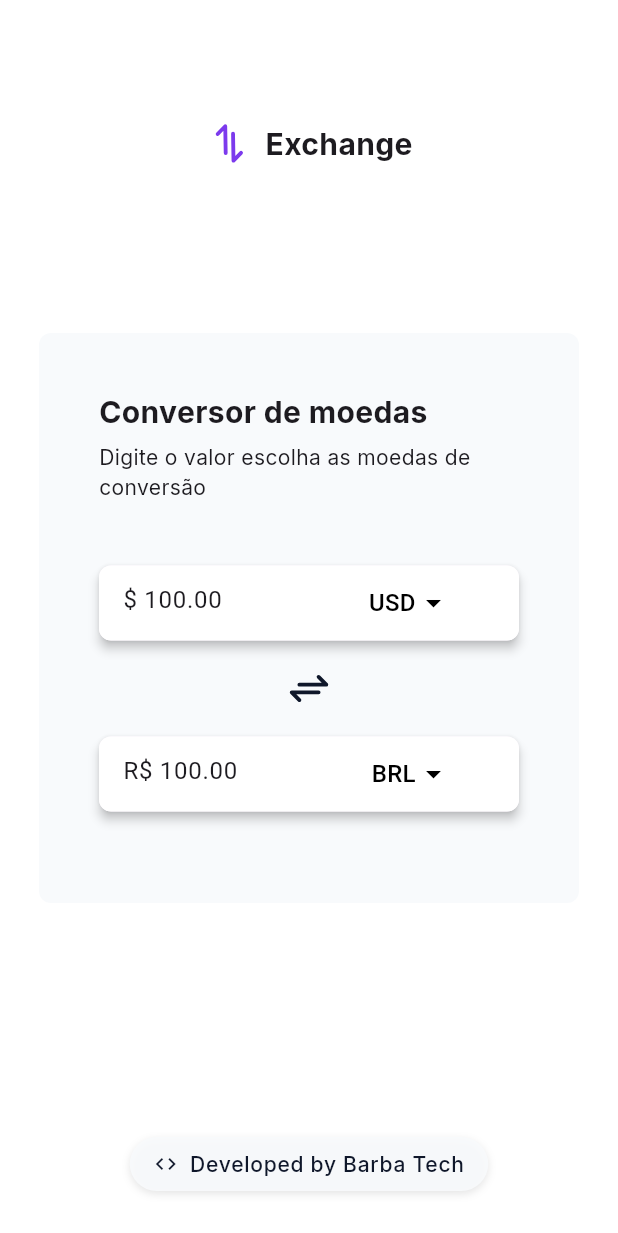
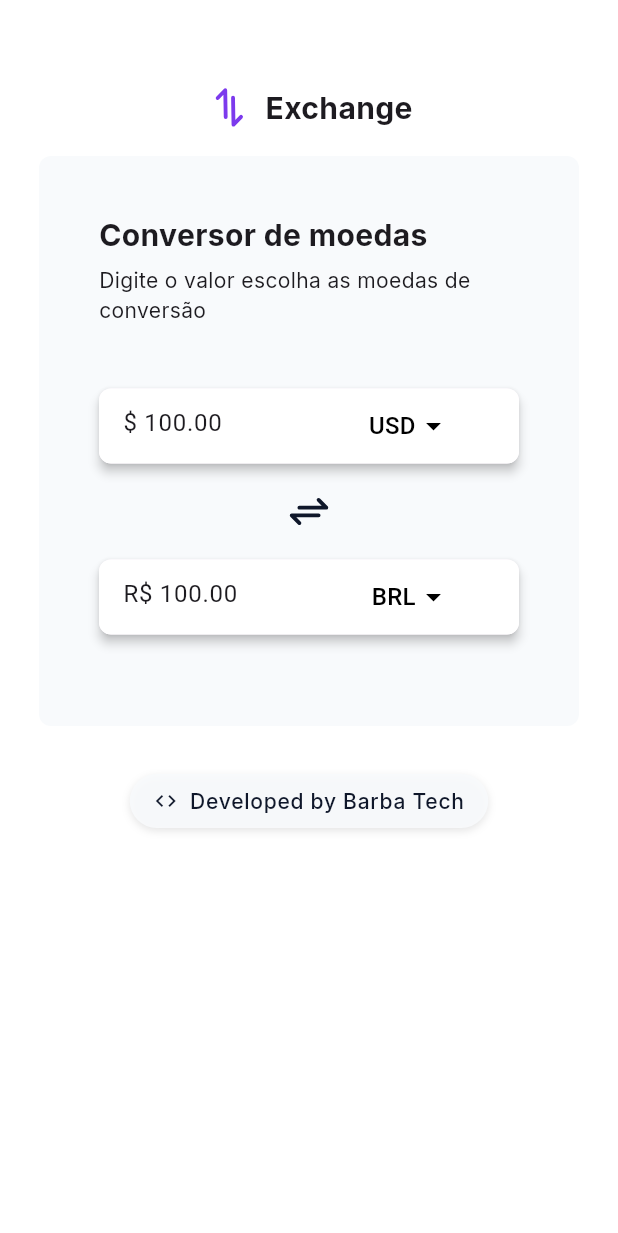
Before and after one commit to Barba2k2/currency_converter, a Flutter app: the screen it shows after launch, on a phone screen of 412 x 824 dp. Shown: the top 1233 px of the screen. Run offline on Flutter 3.47's test engine with Material 3 defaults, Android fonts, the phone set to English and light mode, and no system bars; drawn by our look-alikes of google_mobile_ads; our stand-ins replace firebase_core, firebase_remote_config, flutter_svg, google_fonts; missing offline and left inert: shorebird_code_push; accounts and stored records are empty; network calls fail.

Commit message:
feat(home): Adjust layout

```diff
--- a/lib/src/presentation/home.dart
+++ b/lib/src/presentation/home.dart
@@ -20,6 +20,7 @@ class _HomeState extends State<Home> {
   final CurrencyController controller = CurrencyController();
   BannerAd? _bannerAd;
   InterstitialAd? _interstitialAd;
+  bool _isBannerAdLoaded = false;
 
   @override
   void initState() {
@@ -50,9 +51,12 @@ class _HomeState extends State<Home> {
       request: const AdRequest(),
       listener: BannerAdListener(
         onAdLoaded: (ad) {
-          setState(() {});
+          setState(() {
+            _isBannerAdLoaded = true;
+          });
         },
         onAdFailedToLoad: (ad, error) {
+          log('Banner Ad failed to load: $error');
           ad.dispose();
         },
       ),
@@ -66,9 +70,12 @@ class _HomeState extends State<Home> {
       request: const AdRequest(),
       adLoadCallback: InterstitialAdLoadCallback(
         onAdLoaded: (ad) {
+          setState(() {
             _interstitialAd = ad;
+          });
         },
         onAdFailedToLoad: (error) {
+          log('Interstitial Ad failed to load: $error');
           _loadInterstitialAd();
         },
       ),
@@ -115,7 +122,7 @@ class _HomeState extends State<Home> {
   }
 
   Widget _buildBannerAd() {
-    if (_bannerAd == null) {
+    if (_bannerAd == null || !_isBannerAdLoaded) {
       return const SizedBox();
     }
 
@@ -128,13 +135,15 @@ class _HomeState extends State<Home> {
 
   @override
   Widget build(BuildContext context) {
-    return Container(
-      color: AppColors.white,
-      child: Stack(
+    return Scaffold(
+      backgroundColor: AppColors.white,
+      body: SingleChildScrollView(
+        child: Column(
+          mainAxisAlignment: MainAxisAlignment.spaceBetween,
+          spacing: 16,
           children: [
-          Padding(
-            padding: const EdgeInsets.only(top: 80),
-            child: Row(
+            const SizedBox(height: 40),
+            Row(
               spacing: 8,
               mainAxisAlignment: MainAxisAlignment.center,
               children: [
@@ -151,7 +160,6 @@ class _HomeState extends State<Home> {
                   style: AppTheme.theme.textTheme.titleLarge,
                 ),
               ],
-            ),
             ),
             Align(
               alignment: Alignment.center,
@@ -186,9 +194,7 @@ class _HomeState extends State<Home> {
                             ),
                           ],
                         ),
-                      const SizedBox(
-                        height: 10,
-                      ),
+                        const SizedBox(height: 10),
                         _buildCurrencyField(
                           textController: controller.topController,
                           selectedCurrency: controller.topCurrency,
@@ -234,15 +240,8 @@ class _HomeState extends State<Home> {
                 ),
               ),
             ),
-          Positioned(
-            bottom: 80,
-            left: 0,
-            right: 0,
-            child: _buildBannerAd(),
-          ),
-          Align(
-            alignment: Alignment.bottomCenter,
-            child: Padding(
+            _buildBannerAd(),
+            Padding(
               padding: const EdgeInsets.only(bottom: 30),
               child: GestureDetector(
                 onTap: () async {
@@ -272,13 +271,13 @@ class _HomeState extends State<Home> {
                   ),
                   child: Row(
                     mainAxisSize: MainAxisSize.min,
+                    spacing: 8,
                     children: [
                       const Icon(
                         Icons.code,
                         size: 16,
                         color: AppColors.gray100,
                       ),
-                      const SizedBox(width: 8),
                       Text(
                         'Developed by Barba Tech',
                         style: AppTheme.theme.textTheme.bodySmall?.copyWith(
@@ -292,8 +291,8 @@ class _HomeState extends State<Home> {
                 ),
               ),
             ),
+          ],
         ),
-        ],
       ),
     );
   }
```
Lines whose indentation alone changed are shown as unchanged.
